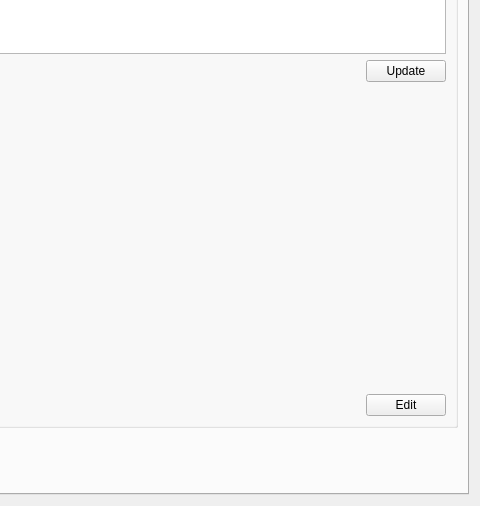
Before: the Qt Designer form ui/PrototypeManagerWindow.ui in mym-br/gama_tts_editor, drawn with Qt 5; both pictures show x 1020 to 1500 and y 196 to 702 of the 1500 by 702 pixel window.
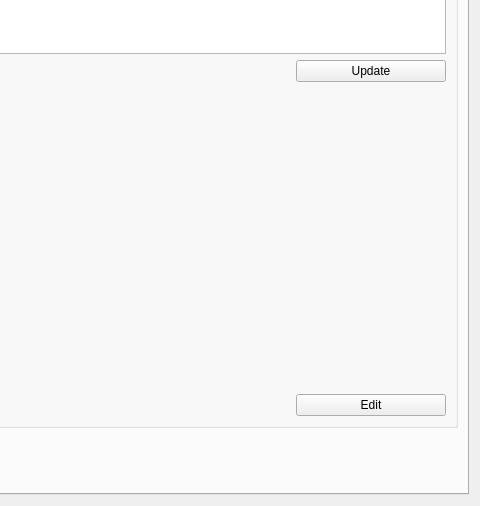
After: the same form once the commit is applied. The open tabs and pages were chosen to show the change. Custom widgets are drawn as their Qt base class.

Commit message: Set minimum button sizes.

```diff
--- a/ui/PrototypeManagerWindow.ui
+++ b/ui/PrototypeManagerWindow.ui
@@ -252,6 +252,12 @@
              </item>
              <item>
               <widget class="QPushButton" name="updateTransitionButton">
+               <property name="minimumSize">
+                <size>
+                 <width>150</width>
+                 <height>0</height>
+                </size>
+               </property>
                <property name="text">
                 <string>Update</string>
                </property>
@@ -300,6 +306,12 @@
              </item>
              <item>
               <widget class="QPushButton" name="editTransitionButton">
+               <property name="minimumSize">
+                <size>
+                 <width>150</width>
+                 <height>0</height>
+                </size>
+               </property>
                <property name="text">
                 <string>Edit</string>
                </property>
```
Left out of the diff: 18 changed lines with no effect on the pictures. The commit also changes 8 other files.
